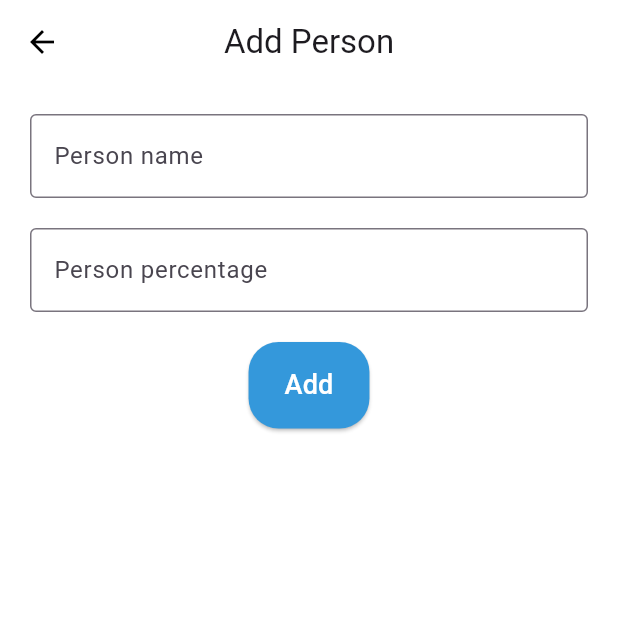
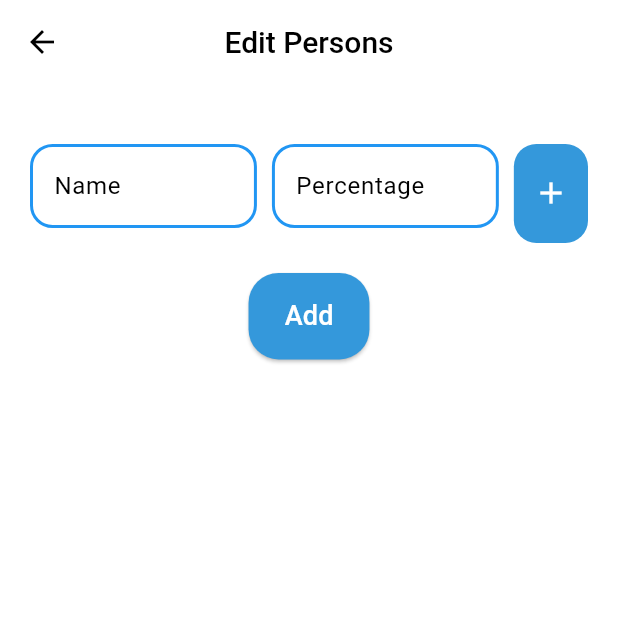
Before and after one commit to ahmedzaydan/Calculator_App, a Flutter app: the SttingsScreen screen opened directly, after a tap on "Add person", on a phone screen of 412 x 824 dp, the top half of it. Run offline on Flutter 3.47's test engine with Material 3 defaults, Android fonts, the phone set to English and light mode, and no system bars; our stand-ins replace flutter_bloc, gap, shared_preferences; accounts and stored records are empty.

Commit message:
feat: add person feature added

```diff
--- a/calculator/lib/core/functions.dart
+++ b/calculator/lib/core/functions.dart
@@ -21,7 +21,6 @@ TextStyle getTextStyle() {
 }
 
 AppBar customAppBar({
-  required BuildContext context,
   required String text,
   List<Widget>? actions,
 }) {
--- a/calculator/lib/core/resources/strings_manager.dart
+++ b/calculator/lib/core/resources/strings_manager.dart
@@ -1,3 +1,11 @@
-class AppStrings {
+abstract class StringsManager {
+  static const String editPersons = 'Edit Persons';
 
+  // edit persons screen strings
+  static const String add = 'Add';
+  static const String addPerson = 'Add Person';
+  static const String name = 'Name';
+  static const String percentage = 'Percentage';
+  static const String enterName = 'Enter name';
+  static const String enterPercentage = 'Enter percentage';
 }
--- a/calculator/lib/core/widgets/custom_elevated_button.dart
+++ b/calculator/lib/core/widgets/custom_elevated_button.dart
@@ -30,7 +30,7 @@ class CustomElevatedButton extends StatelessWidget {
             // color: Colors.black,
             fontSize: 18,
           ),
-          textAlign: TextAlign.center,
+          textAlign: TextAlign.left,
         ),
       ),
     );
--- a/calculator/lib/core/widgets/custom_text_form_field.dart
+++ b/calculator/lib/core/widgets/custom_text_form_field.dart
@@ -3,18 +3,22 @@ import 'package:flutter/material.dart';
 class CustomTextFormField extends StatelessWidget {
   const CustomTextFormField({
     super.key,
-    required this.labelText,
+    this.labelText,
     this.onChanged,
     this.controller,
     this.formKey,
     this.keyboardType = TextInputType.number,
+    this.validator,
+    this.hintText,
   });
 
-  final String labelText;
+  final String? labelText;
+  final String? hintText;
   final void Function(String)? onChanged;
   final TextEditingController? controller;
   final Key? formKey;
   final TextInputType? keyboardType;
+  final String? Function(String?)? validator;
 
   @override
   Widget build(BuildContext context) {
@@ -23,6 +27,7 @@ class CustomTextFormField extends StatelessWidget {
       controller: controller,
       keyboardType: keyboardType,
       decoration: InputDecoration(
+        hintText: hintText,
         labelText: labelText,
         labelStyle: const TextStyle(
           color: Colors.black,
@@ -30,9 +35,12 @@ class CustomTextFormField extends StatelessWidget {
         enabledBorder: decorateBorder(),
         focusedBorder: decorateBorder(),
         errorBorder: decorateBorder(),
+        focusedErrorBorder: decorateBorder(),
         disabledBorder: decorateBorder(),
+        border: decorateBorder(),
       ),
       onChanged: onChanged,
+      validator: validator,
     );
   }
 }
--- a/calculator/lib/features/home/views/home_view.dart
+++ b/calculator/lib/features/home/views/home_view.dart
@@ -1,5 +1,5 @@
 import 'package:calculator/core/functions.dart';
-import 'package:calculator/features/settings/settings_screen.dart';
+import 'package:calculator/features/settings/views/settings_screen.dart';
 import 'package:calculator/features/home/views/widgets/home_screen_body.dart';
 import 'package:flutter/material.dart';
 
@@ -10,7 +10,6 @@ class HomeView extends StatelessWidget {
   Widget build(BuildContext context) {
     return Scaffold(
       appBar: customAppBar(
-        context: context,
         text: 'Home Calculator Screen',
         actions: [
           IconButton(
--- a/calculator/lib/features/settings/add_person_screen.dart
+++ /dev/null
@@ -1,78 +0,0 @@
-import 'package:calculator/features/home/cubit/calculator_cubit.dart';
-import 'package:calculator/features/home/cubit/calculator_state.dart';
-import 'package:calculator/core/widgets/custom_elevated_button.dart';
-import 'package:flutter/material.dart';
-import 'package:flutter_bloc/flutter_bloc.dart';
-
-class AddPersonScreen extends StatelessWidget {
-  AddPersonScreen({super.key});
-  final TextEditingController nameController = TextEditingController();
-  final TextEditingController percentageController = TextEditingController();
-  final _formKey = GlobalKey<FormState>();
-  @override
-  Widget build(BuildContext context) {
-    return BlocBuilder<CalculatorCubit, CalculatorState>(
-      builder: (_, state) {
-        return Scaffold(
-          appBar: AppBar(
-            title: const Text('Add Person'),
-            centerTitle: true,
-          ),
-          body: Padding(
-            padding: const EdgeInsets.all(20.0),
-            child: SingleChildScrollView(
-              child: Form(
-                key: _formKey,
-                child: Column(
-                  children: [
-                    TextFormField(
-                      controller: nameController,
-                      decoration: const InputDecoration(
-                        labelText: 'Person name',
-                        border: OutlineInputBorder(),
-                      ),
-                      validator: (value) {
-                        if (value!.isEmpty) {
-                          return 'Please enter person name';
-                        }
-                        return null;
-                      },
-                    ),
-                    const SizedBox(height: 20),
-                    TextFormField(
-                      controller: percentageController,
-                      keyboardType: TextInputType.number,
-                      decoration: const InputDecoration(
-                        labelText: 'Person percentage',
-                        border: OutlineInputBorder(),
-                      ),
-                      validator: (value) {
-                        if (value!.isEmpty) {
-                          return 'Please enter person percentage';
-                        }
-                        return null;
-                      },
-                    ),
-                    const SizedBox(height: 20),
-                    CustomElevatedButton(
-                      onPressed: () {
-                        if (_formKey.currentState!.validate()) {
-                          CalculatorCubit.get(context).addPerson(
-                            name: nameController.text,
-                            percentage: double.parse(percentageController.text),
-                          );
-                          Navigator.pop(context);
-                        }
-                      },
-                      text: 'Add',
-                    ),
-                  ],
-                ),
-              ),
-            ),
-          ),
-        );
-      },
-    );
-  }
-}
--- /dev/null
+++ b/calculator/lib/features/settings/views/edit_persons_list_view.dart
@@ -0,0 +1,72 @@
+import 'package:calculator/core/functions.dart';
+import 'package:calculator/core/resources/strings_manager.dart';
+import 'package:calculator/core/widgets/custom_elevated_button.dart';
+import 'package:calculator/features/home/cubit/calculator_cubit.dart';
+import 'package:calculator/features/home/cubit/calculator_state.dart';
+import 'package:calculator/features/settings/views/widgets/add_person.dart';
+import 'package:calculator/features/settings/views/widgets/edit_person.dart';
+import 'package:flutter/material.dart';
+import 'package:flutter_bloc/flutter_bloc.dart';
+import 'package:gap/gap.dart';
+
+class EditPersonsList extends StatelessWidget {
+  const EditPersonsList({super.key});
+
+  @override
+  Widget build(BuildContext context) {
+    return BlocBuilder<CalculatorCubit, CalculatorState>(
+      builder: (_, state) {
+        return Scaffold(
+          appBar: customAppBar(text: StringsManager.editPersons),
+          body: Padding(
+            padding: const EdgeInsets.all(20.0),
+            child: SingleChildScrollView(
+              child: BlocBuilder<CalculatorCubit, CalculatorState>(
+                builder: (context, state) {
+                  var cubit = CalculatorCubit.get(context);
+
+                  return Column(
+                    children: [
+                      ListView.separated(
+                        shrinkWrap: true,
+                        physics: const NeverScrollableScrollPhysics(),
+                        itemBuilder: (context, index) {
+                          String key = cubit.keys[index];
+                          return EditPerson(
+                            cubit: cubit,
+                            personKey: key,
+                            index: index,
+                          );
+                        },
+                        separatorBuilder: (context, index) => const Gap(10),
+                        itemCount: cubit.keys.length,
+                      ),
+                      const Gap(20),
+                      AddPersonWidget(),
+
+                      //
+                      const SizedBox(height: 20),
+                      CustomElevatedButton(
+                        onPressed: () {
+                          // if (_formKey.currentState!.validate()) {
+                          //   CalculatorCubit.get(context).addPerson(
+                          //     name: nameController.text,
+                          //     percentage:
+                          //         double.parse(percentageController.text),
+                          //   );
+                          //   // Navigator.pop(context);
+                          // }
+                        },
+                        text: 'Add',
+                      ),
+                    ],
+                  );
+                },
+              ),
+            ),
+          ),
+        );
+      },
+    );
+  }
+}
--- a/calculator/lib/features/settings/settings_screen.dart
+++ b/calculator/lib/features/settings/views/settings_screen.dart
@@ -1,8 +1,8 @@
+import 'package:calculator/core/widgets/custom_elevated_button.dart';
+import 'package:calculator/core/widgets/custom_text_form_field.dart';
 import 'package:calculator/features/home/cubit/calculator_cubit.dart';
 import 'package:calculator/features/home/cubit/calculator_state.dart';
-import 'package:calculator/features/settings/add_person_screen.dart';
-import 'package:calculator/core/widgets/custom_elevated_button.dart';
-import 'package:calculator/core/widgets/custom_text_form_field.dart';
+import 'package:calculator/features/settings/views/edit_persons_list_view.dart';
 import 'package:flutter/material.dart';
 import 'package:flutter_bloc/flutter_bloc.dart';
 import 'package:gap/gap.dart';
@@ -85,7 +85,7 @@ class SttingsScreen extends StatelessWidget {
                           Navigator.push(
                             context,
                             MaterialPageRoute(
-                              builder: (context) => AddPersonScreen(),
+                              builder: (context) => EditPersonsList(),
                             ),
                           );
                         },
--- /dev/null
+++ b/calculator/lib/features/settings/views/widgets/add_person.dart
@@ -0,0 +1,92 @@
+import 'package:calculator/core/resources/strings_manager.dart';
+import 'package:calculator/core/widgets/custom_text_form_field.dart';
+import 'package:calculator/features/home/cubit/calculator_cubit.dart';
+import 'package:flutter/material.dart';
+import 'package:gap/gap.dart';
+
+class AddPersonWidget extends StatelessWidget {
+  AddPersonWidget({
+    super.key,
+  });
+
+  final TextEditingController nameController = TextEditingController();
+  final TextEditingController percentageController = TextEditingController();
+  final _formKey = GlobalKey<FormState>();
+
+  @override
+  Widget build(BuildContext context) {
+    return Form(
+      key: _formKey,
+      child: Row(
+        mainAxisAlignment: MainAxisAlignment.center,
+        crossAxisAlignment: CrossAxisAlignment.start,
+        children: [
+          // person name
+          Expanded(
+            flex: 3,
+            child: CustomTextFormField(
+              controller: nameController,
+              labelText: StringsManager.name,
+              keyboardType: TextInputType.text,
+              validator: (value) {
+                if (value!.isEmpty) {
+                  return StringsManager.enterName;
+                }
+                return null;
+              },
+            ),
+          ),
+
+          const Gap(10),
+
+          // person percentage
+          Expanded(
+            flex: 3,
+            child: CustomTextFormField(
+              controller: percentageController,
+              labelText: StringsManager.percentage,
+              validator: (value) {
+                if (value!.isEmpty) {
+                  return StringsManager.enterPercentage;
+                }
+                return null;
+              },
+            ),
+          ),
+
+          const Gap(10),
+
+          // add button
+          SizedBox(
+            width: MediaQuery.of(context).size.width * 0.12,
+            height: MediaQuery.of(context).size.height * 0.08,
+            child: IconButton(
+              icon: const Icon(
+                Icons.add,
+                color: Colors.white,
+              ),
+              onPressed: () {
+                if (_formKey.currentState!.validate()) {
+                  CalculatorCubit.get(context).addPerson(
+                    name: nameController.text,
+                    percentage: double.parse(percentageController.text),
+                  );
+                  // Navigator.pop(context);
+                }
+              },
+              style: ButtonStyle(
+                backgroundColor:
+                    MaterialStateProperty.all(const Color(0xFF3498db)),
+                shape: MaterialStateProperty.all(
+                  RoundedRectangleBorder(
+                    borderRadius: BorderRadius.circular(15),
+                  ),
+                ),
+              ),
+            ),
+          ),
+        ],
+      ),
+    );
+  }
+}
```
Also changed, not shown: calculator/lib/core/resources/theme_manager.dart (+2 -46 lines), calculator/lib/features/settings/views/widgets/edit_person.dart (added, +49 -0 lines).
